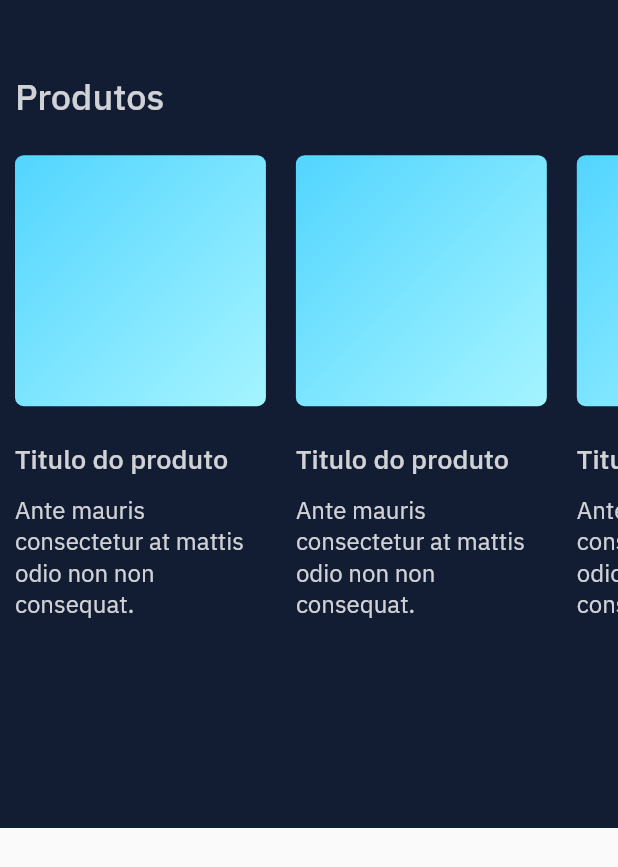
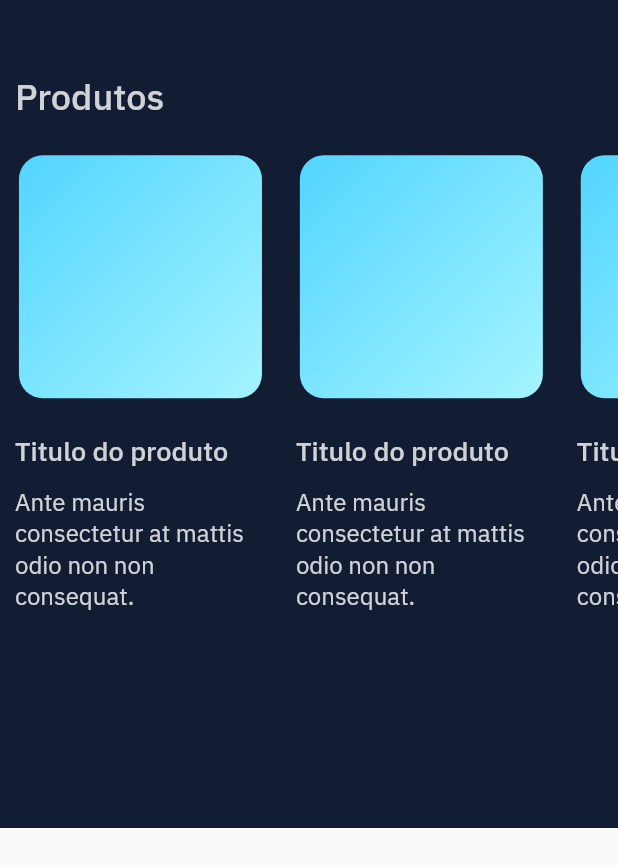
Before and after one commit to diegomors/speedup, a Flutter app: the screen it shows after launch, on a phone screen of 412 x 824 dp. Shown: the top 867 px of the screen. Run offline on Flutter 3.47's test engine with Material 2 defaults, Android fonts, the phone set to English and light mode, and no system bars; our stand-ins replace expandable_page_view.

Commit message:
correção dos paramentro size

```diff
--- a/lib/modules/product/widgets/my_product_medium.dart
+++ b/lib/modules/product/widgets/my_product_medium.dart
@@ -66,6 +66,7 @@ class MyProductMedium extends StatelessWidget {
       padding: const EdgeInsets.symmetric(horizontal: 15.0),
       child: MyCarouselItem(
         showButton: showButton,
+        size: 461,
       ),
     );
   }
--- a/lib/modules/product/widgets/my_product_narrow.dart
+++ b/lib/modules/product/widgets/my_product_narrow.dart
@@ -58,7 +58,9 @@ class MyProductNarrow extends StatelessWidget {
       padding: const EdgeInsets.symmetric(horizontal: 10.0),
       child: Column(
         children: [
-          const Flexible(child: MyCarouselItem()),
+          const Flexible(child: MyCarouselItem(
+            size: 162,
+          )),
           const SizedBox(height: 24),
           Row(
             mainAxisAlignment: MainAxisAlignment.start,
--- a/lib/modules/product/widgets/my_product_wide.dart
+++ b/lib/modules/product/widgets/my_product_wide.dart
@@ -61,6 +61,7 @@ class MyProductWide extends StatelessWidget {
         padding: const EdgeInsets.symmetric(horizontal: 15.0),
         child: MyCarouselItem(
           showButton: showButton,
+          size: 461,
         ),
       ),
     );
--- a/lib/shared/components/my_carousel_item.dart
+++ b/lib/shared/components/my_carousel_item.dart
@@ -4,10 +4,12 @@ import '../shared.dart';
 
 class MyCarouselItem extends StatelessWidget {
   final bool showButton;
+  final double size;
 
   const MyCarouselItem({
     Key? key,
     this.showButton = false,
+    required this.size,
   }) : super(key: key);
 
   @override
@@ -15,9 +17,9 @@ class MyCarouselItem extends StatelessWidget {
     return FittedBox(
       fit: BoxFit.scaleDown,
       child: Container(
-        constraints: const BoxConstraints(
-          maxWidth: 461,
-          maxHeight: 461,
+        constraints: BoxConstraints(
+          maxWidth: size,
+          maxHeight: size,
         ),
         decoration: const BoxDecoration(
           gradient: LinearGradient(
```
